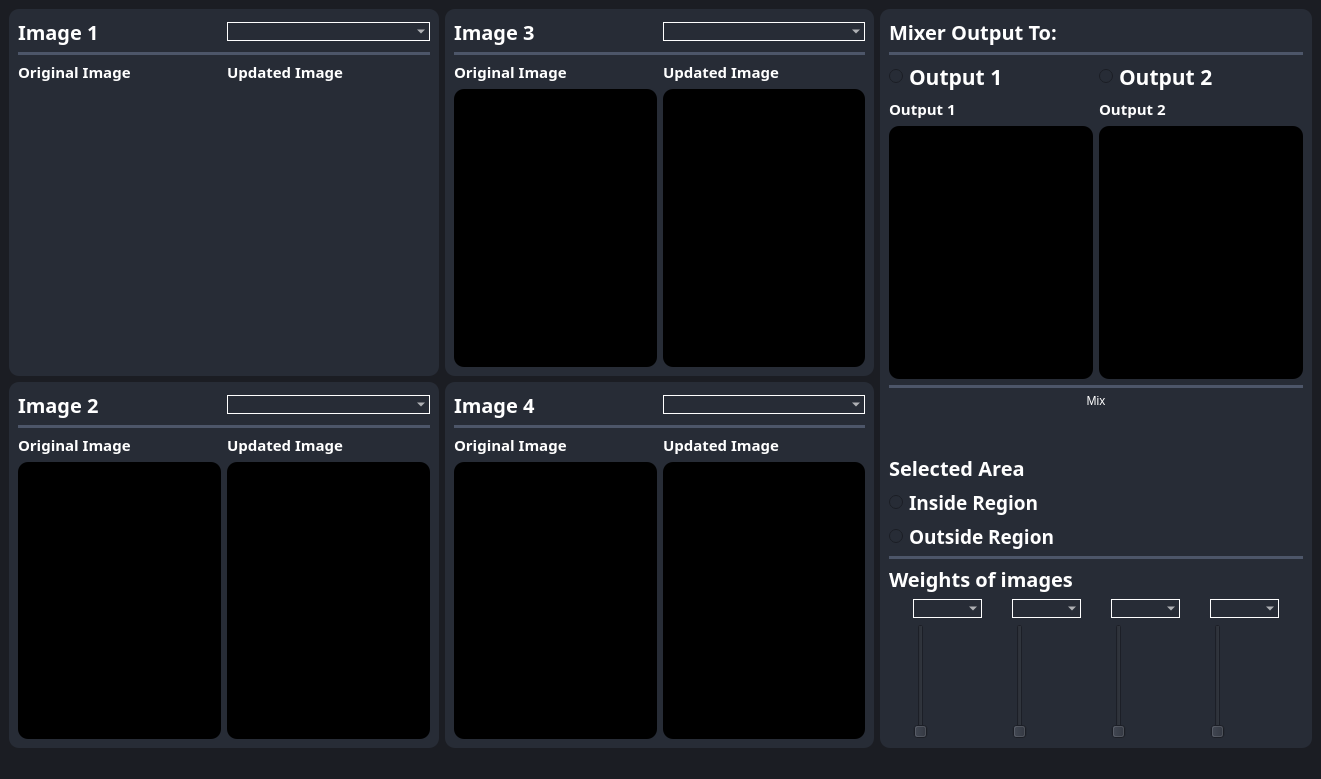
The window that MainWindow.ui (joyou159/Fourier-Image-Mixer) describes before a commit, drawn with Qt 5.
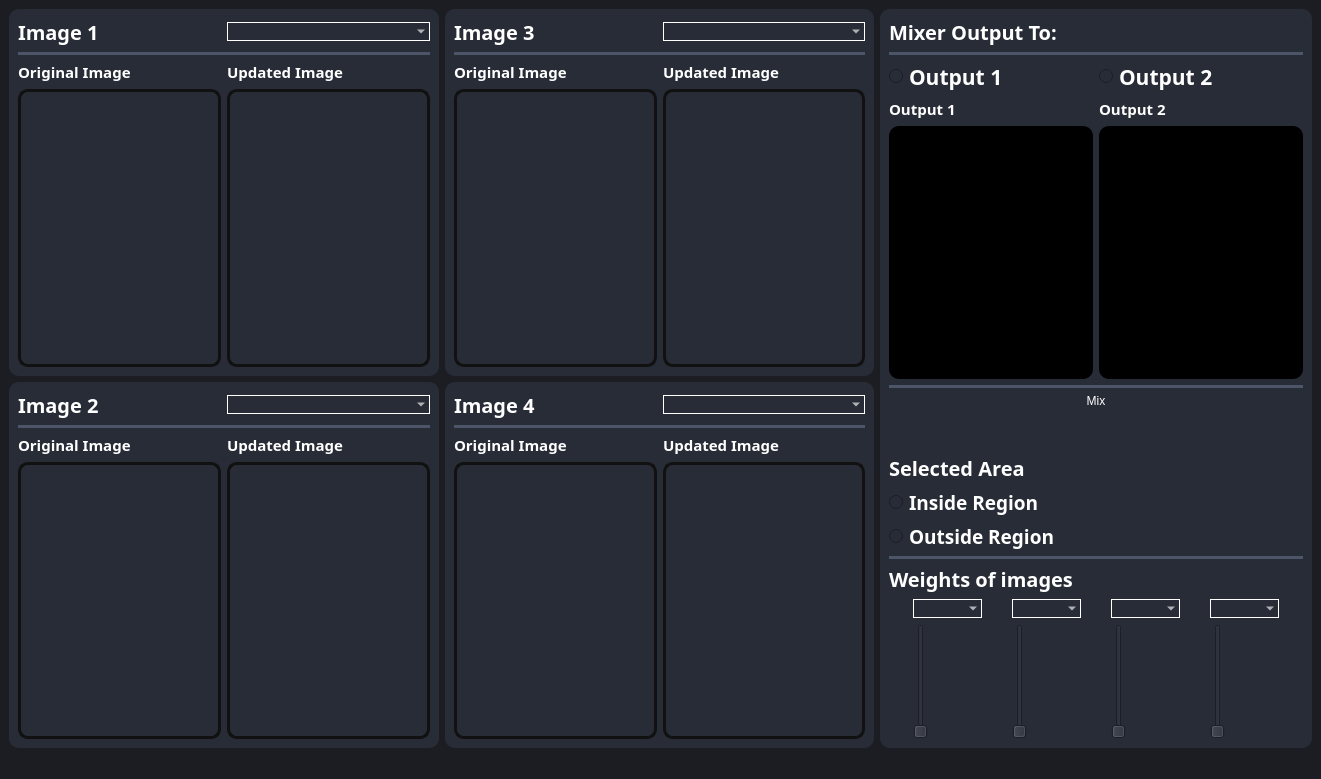
The same window after the commit.

Patch:
```diff
--- a/MainWindow.ui
+++ b/MainWindow.ui
@@ -145,7 +145,9 @@
                    <item>
                     <widget class="QWidget" name="original1" native="true">
                      <property name="styleSheet">
-                      <string notr="true"/>
+                      <string notr="true">QWidget {
+ border: 3px solid rgb(17,17,17);
+}</string>
                      </property>
                     </widget>
                    </item>
@@ -174,7 +176,7 @@
                    <item>
                     <widget class="QWidget" name="widget_2" native="true">
                      <property name="styleSheet">
-                      <string notr="true"/>
+                      <string notr="true">border: 3px solid rgb(17,17,17);</string>
                      </property>
                     </widget>
                    </item>
@@ -302,7 +304,7 @@
                    <item>
                     <widget class="QWidget" name="original2" native="true">
                      <property name="styleSheet">
-                      <string notr="true">background-color: rgb(0, 0, 0);</string>
+                      <string notr="true">border: 3px solid rgb(17,17,17);</string>
                      </property>
                     </widget>
                    </item>
@@ -331,7 +333,7 @@
                    <item>
                     <widget class="QWidget" name="widget_4" native="true">
                      <property name="styleSheet">
-                      <string notr="true">background-color: rgb(0, 0, 0);</string>
+                      <string notr="true">border: 3px solid rgb(17,17,17);</string>
                      </property>
                     </widget>
                    </item>
@@ -457,7 +459,7 @@
                    <item>
                     <widget class="QWidget" name="original3" native="true">
                      <property name="styleSheet">
-                      <string notr="true">background-color: rgb(0, 0, 0);</string>
+                      <string notr="true">border: 3px solid rgb(17,17,17);</string>
                      </property>
                     </widget>
                    </item>
@@ -486,7 +488,7 @@
                    <item>
                     <widget class="QWidget" name="widget_6" native="true">
                      <property name="styleSheet">
-                      <string notr="true">background-color: rgb(0, 0, 0);</string>
+                      <string notr="true">border: 3px solid rgb(17,17,17);</string>
                      </property>
                     </widget>
                    </item>
@@ -608,7 +610,7 @@
                    <item>
                     <widget class="QWidget" name="original4" native="true">
                      <property name="styleSheet">
-                      <string notr="true">background-color: rgb(0, 0, 0);</string>
+                      <string notr="true">border: 3px solid rgb(17,17,17);</string>
                      </property>
                     </widget>
                    </item>
@@ -637,7 +639,7 @@
                    <item>
                     <widget class="QWidget" name="widget_8" native="true">
                      <property name="styleSheet">
-                      <string notr="true">background-color: rgb(0, 0, 0);</string>
+                      <string notr="true">border: 3px solid rgb(17,17,17);</string>
                      </property>
                     </widget>
                    </item>
```
